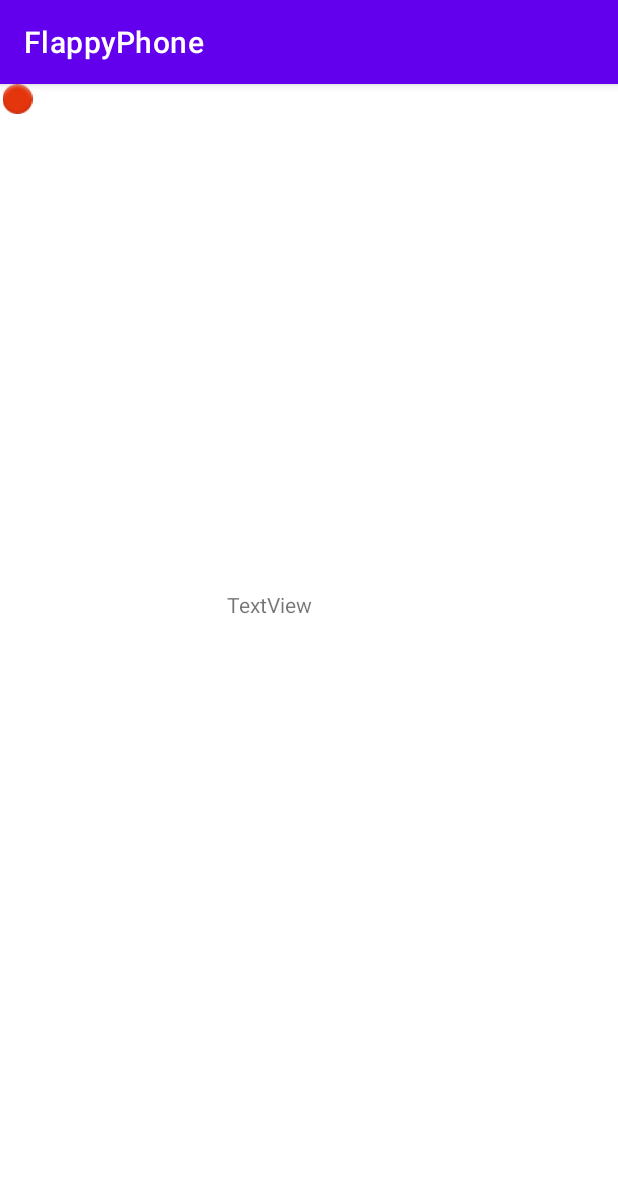
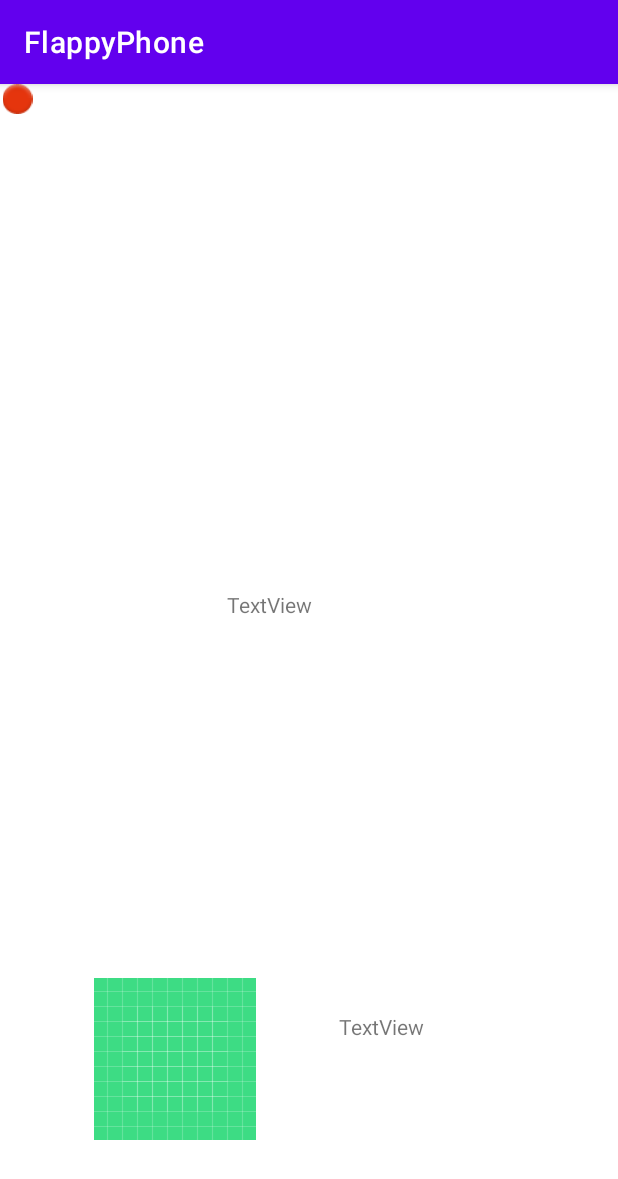
Before and after one commit to PunicGames/Marble-Stars, an Android app: the GravityActivity screen opened directly, with no data from a screen before it, on a phone screen of 412 x 824 dp. Shown: the top 1179 px of the screen. Run offline under Robolectric (Android 15) with nearby library versions, the phone set to English and light mode, and no system bars; 1 statement that could not run was skipped.

Commit message:
Poca cosa. Funciona a medias

```diff
--- a/app/src/main/java/com/PunicGames/flappyphone/Vector2D.kt
+++ b/app/src/main/java/com/PunicGames/flappyphone/Vector2D.kt
@@ -50,4 +50,10 @@ class Vector2D (
         this.y /= k
         return this
     }
+
+    fun negate(): Vector2D{
+        this.x = this.x * -1
+        this.y = this.y * -1
+        return this
+    }
 }
--- a/app/src/main/res/layout/activity_gravity.xml
+++ b/app/src/main/res/layout/activity_gravity.xml
@@ -23,5 +23,30 @@
         android:layout_height="20dp"
         app:srcCompat="@android:drawable/ic_notification_overlay"
         tools:layout_editor_absoluteX="384dp"
-        tools:layout_editor_absoluteY="452dp" />
+        tools:layout_editor_absoluteY="452dp"
+        tools:ignore="MissingConstraints" />
+
+    <ImageView
+        android:id="@+id/box1"
+        android:layout_width="wrap_content"
+        android:layout_height="wrap_content"
+        app:layout_constraintBottom_toBottomOf="parent"
+        app:layout_constraintEnd_toEndOf="parent"
+        app:layout_constraintHorizontal_bias="0.207"
+        app:layout_constraintStart_toStartOf="parent"
+        app:layout_constraintTop_toTopOf="parent"
+        app:layout_constraintVertical_bias="0.903"
+        app:srcCompat="@drawable/ic_launcher_background" />
+
+    <TextView
+        android:id="@+id/textCollision"
+        android:layout_width="115dp"
+        android:layout_height="63dp"
+        android:text="TextView"
+        app:layout_constraintBottom_toBottomOf="parent"
+        app:layout_constraintEnd_toEndOf="parent"
+        app:layout_constraintHorizontal_bias="0.44"
+        app:layout_constraintStart_toEndOf="@+id/box1"
+        app:layout_constraintTop_toTopOf="parent"
+        app:layout_constraintVertical_bias="0.878" />
 </androidx.constraintlayout.widget.ConstraintLayout>
```
Also changed, not shown: app/src/main/java/com/PunicGames/flappyphone/Box.kt (+66 -6 lines), app/src/main/java/com/PunicGames/flappyphone/GravityActivity.kt (+48 -0 lines).
